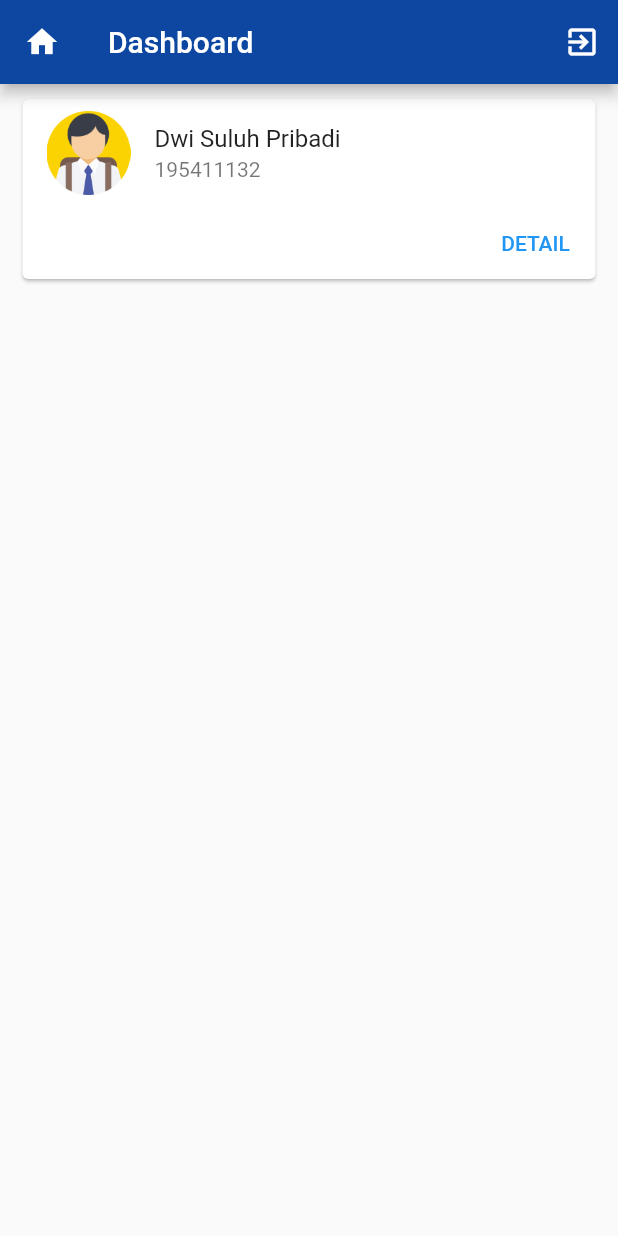
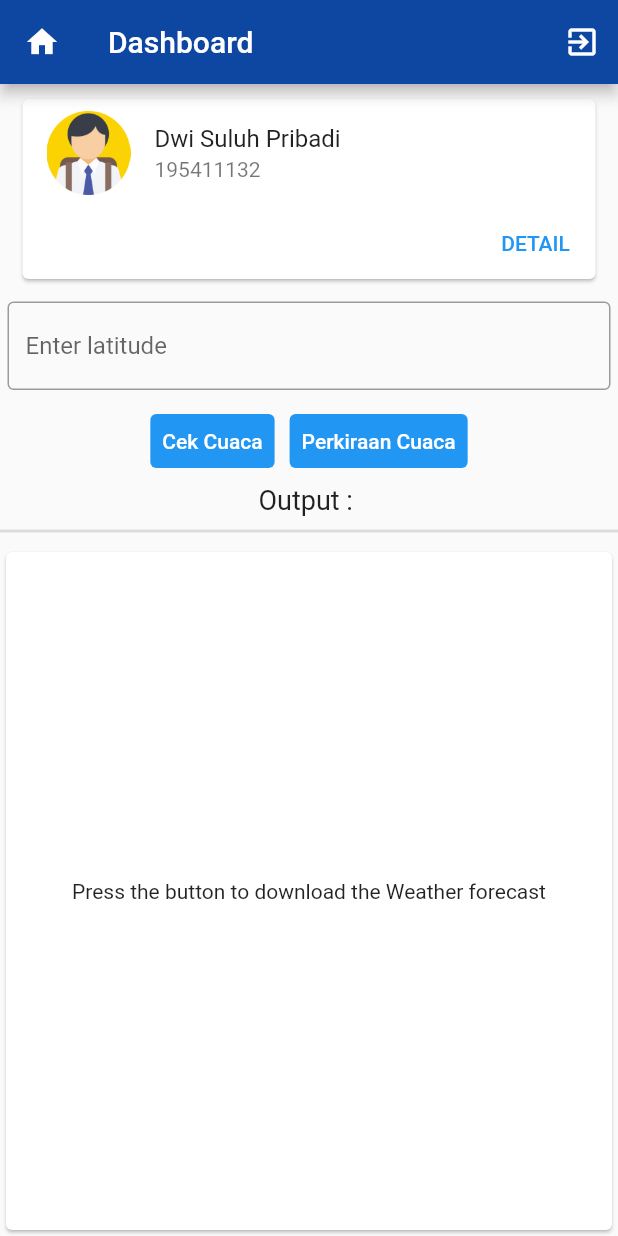
Before and after one commit to dwisuluh/daftar_ujian, a Flutter app: the Home screen opened directly, on a phone screen of 412 x 824 dp. Run offline on Flutter 3.47's test engine with Material 2 defaults, Android fonts, the phone set to English and light mode, and no system bars; our stand-ins replace cloud_firestore, firebase_auth, firebase_core, modal_progress_hud_nsn, weather; accounts and stored records are empty.

Commit message:
update weather

```diff
--- a/lib/home.dart
+++ b/lib/home.dart
@@ -1,9 +1,162 @@
 import 'package:flutter/material.dart';
 import 'package:firebase_auth/firebase_auth.dart';
 import 'login.dart';
+import 'package:weather/weather.dart';
+
+enum AppState { NOT_DOWNLOADED, DOWNLOADING, FINISHED_DOWNLOADING }
 
 //Class home ketika navigasi home di klik
-class Home extends StatelessWidget {
+class Home extends StatefulWidget {
+  @override
+  _Home createState() => _Home();
+}
+
+class _Home extends State<Home> {
+  String key = '335dfe746c35195c62c6ef074c337766';
+  late WeatherFactory ws;
+  List<Weather> _data = [];
+  AppState _state = AppState.NOT_DOWNLOADED;
+  String? cityName;
+
+  @override
+  void initState() {
+    super.initState();
+    ws = new WeatherFactory(key, language: Language.INDONESIAN);
+  }
+
+  void queryForecast() async {
+    /// Removes keyboard
+    FocusScope.of(context).requestFocus(FocusNode());
+    setState(() {
+      _state = AppState.DOWNLOADING;
+    });
+
+    List<Weather> forecasts = await ws.fiveDayForecastByCityName(cityName!);
+    setState(() {
+      _data = forecasts;
+      _state = AppState.FINISHED_DOWNLOADING;
+    });
+  }
+
+  void queryWeather() async {
+    /// Removes keyboard
+    FocusScope.of(context).requestFocus(FocusNode());
+
+    setState(() {
+      _state = AppState.DOWNLOADING;
+    });
+
+    Weather weather = await ws.currentWeatherByCityName(cityName!);
+    setState(() {
+      _data = [weather];
+      _state = AppState.FINISHED_DOWNLOADING;
+    });
+  }
+
+  Widget contentFinishedDownload() {
+    return Center(
+      child: ListView.separated(
+        itemCount: _data.length,
+        itemBuilder: (context, index) {
+          return ListTile(
+            title: Text(_data[index].toString()),
+          );
+        },
+        separatorBuilder: (context, index) {
+          return Divider();
+        },
+      ),
+    );
+  }
+
+  Widget contentDownloading() {
+    return Container(
+      margin: EdgeInsets.all(25),
+      child: Column(children: [
+        Text(
+          'Fetching Weather...',
+          style: TextStyle(fontSize: 20),
+        ),
+        Container(
+            margin: EdgeInsets.only(top: 50),
+            child: Center(child: CircularProgressIndicator(strokeWidth: 10)))
+      ]),
+    );
+  }
+
+  Widget contentNotDownloaded() {
+    return Center(
+      child: Column(
+        mainAxisAlignment: MainAxisAlignment.center,
+        children: <Widget>[
+          Text(
+            'Press the button to download the Weather forecast',
+          ),
+        ],
+      ),
+    );
+  }
+
+  Widget _resultView() => _state == AppState.FINISHED_DOWNLOADING
+      ? contentFinishedDownload()
+      : _state == AppState.DOWNLOADING
+          ? contentDownloading()
+          : contentNotDownloaded();
+
+  void _saveLat(String input) {
+    cityName = input;
+    print(cityName);
+  }
+
+  Widget _coordinateInputs() {
+    return Row(
+      children: <Widget>[
+        Expanded(
+          child: Container(
+              margin: EdgeInsets.all(5),
+              child: TextField(
+                  decoration: InputDecoration(
+                      border: OutlineInputBorder(), hintText: 'Enter latitude'),
+                  keyboardType: TextInputType.text,
+                  onChanged: _saveLat,
+                  onSubmitted: _saveLat)),
+        ),
+      ],
+    );
+  }
+
+  Widget _buttons() {
+    return Row(
+      mainAxisAlignment: MainAxisAlignment.center,
+      children: <Widget>[
+        Container(
+          margin: EdgeInsets.all(5),
+          child: TextButton(
+            child: Text(
+              'Cek Cuaca',
+              style: TextStyle(color: Colors.white),
+            ),
+            onPressed: queryWeather,
+            style: ButtonStyle(
+                backgroundColor: MaterialStateProperty.all(Colors.blue)),
+          ),
+        ),
+        Container(
+          margin: EdgeInsets.all(5),
+          child: TextButton(
+            child: Text(
+              'Perkiraan Cuaca',
+              style: TextStyle(color: Colors.white),
+            ),
+            onPressed: queryForecast,
+            style: ButtonStyle(
+                backgroundColor: MaterialStateProperty.all(Colors.blue)),
+          ),
+        )
+      ],
+    );
+  }
+
   @override
   Widget build(BuildContext context) {
     return Scaffold(
@@ -26,14 +179,16 @@ class Home extends StatelessWidget {
           ),
         ],
       ),
-      body: Card(
+      body: Column(
+        children: <Widget>[
+          Card(
             margin: EdgeInsets.symmetric(horizontal: 15.0, vertical: 10.0),
             child: Column(
               mainAxisSize: MainAxisSize.min,
               children: <Widget>[
                 const ListTile(
-              leading:
-                  Image(image: AssetImage('asset/images/student-icon.jpeg')),
+                  leading: Image(
+                      image: AssetImage('asset/images/student-icon.jpeg')),
                   title: Text('Dwi Suluh Pribadi'),
                   subtitle: Text('195411132'),
                 ),
@@ -51,6 +206,22 @@ class Home extends StatelessWidget {
                 ),
               ],
             ),
+          ),
+          _coordinateInputs(),
+          _buttons(),
+          Text(
+            "Output : ",
+            style: TextStyle(fontSize: 18),
+          ),
+          Divider(
+            height: 20.0,
+            thickness: 2.0,
+          ),
+          Expanded(
+              child: Card(
+            child: _resultView(),
+          ))
+        ],
       ),
     );
   }
--- a/pubspec.yaml
+++ b/pubspec.yaml
@@ -39,6 +39,7 @@ dependencies:
   cloud_firestore: ^3.1.17
   provider: ^6.0.3
   modal_progress_hud_nsn: ^0.2.1
+  weather: ^2.0.1
 
 dev_dependencies:
   flutter_test:
```
Also changed, not shown: pubspec.lock. Lines whose indentation alone changed are shown as unchanged.
